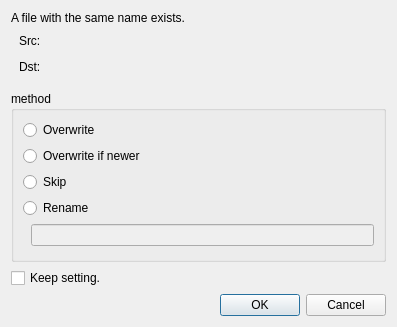
haraki/farman, file overwritedialog.ui: the form before one commit.
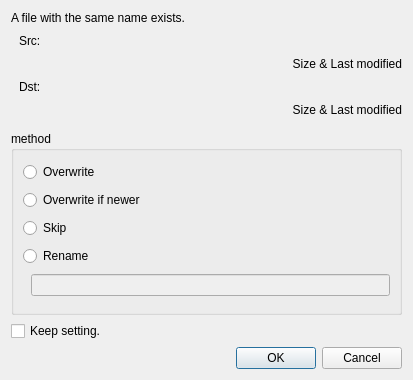
The form after the commit.

Commit message: show file size and last modified on OverwriteDialog.

Diff of the .ui file:
```diff
--- a/overwritedialog.ui
+++ b/overwritedialog.ui
@@ -6,8 +6,8 @@
    <rect>
     <x>0</x>
     <y>0</y>
-    <width>397</width>
-    <height>327</height>
+    <width>413</width>
+    <height>380</height>
    </rect>
   </property>
   <property name="windowTitle">
@@ -54,6 +54,16 @@
      </item>
     </layout>
    </item>
+   <item>
+    <widget class="QLabel" name="srcInfoLabel">
+     <property name="text">
+      <string>Size &amp; Last modified</string>
+     </property>
+     <property name="alignment">
+      <set>Qt::AlignRight|Qt::AlignTrailing|Qt::AlignVCenter</set>
+     </property>
+    </widget>
+   </item>
    <item>
     <layout class="QHBoxLayout" name="dstLabelHorizontalLayout">
      <item>
@@ -81,6 +91,16 @@
      </item>
     </layout>
    </item>
+   <item>
+    <widget class="QLabel" name="dstInfoLabel">
+     <property name="text">
+      <string>Size &amp; Last modified</string>
+     </property>
+     <property name="alignment">
+      <set>Qt::AlignRight|Qt::AlignTrailing|Qt::AlignVCenter</set>
+     </property>
+    </widget>
+   </item>
    <item>
     <spacer name="verticalSpacer">
      <property name="orientation">
```
Left out of the diff: 4 changed lines with no effect on the pictures. The commit also changes 2 other files.
